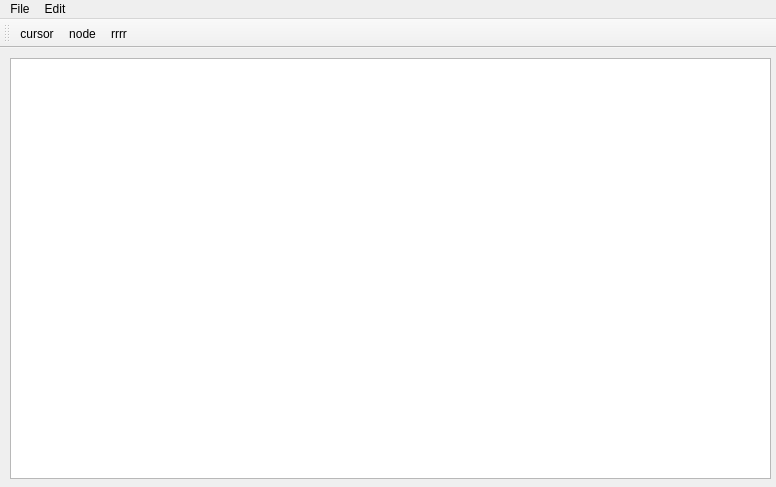
Before: the Qt Designer form mainwindow.ui in N1kla3/Grap, drawn with Qt 5.
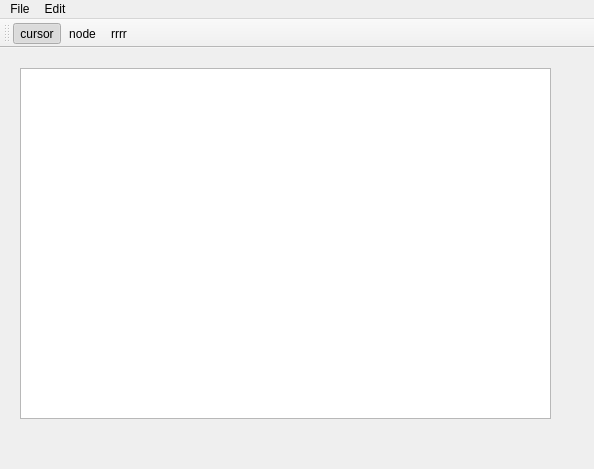
After: the same form once the commit is applied. Icons and pictures are not drawn.

Patch:
```diff
--- a/mainwindow.ui
+++ b/mainwindow.ui
@@ -6,8 +6,8 @@
    <rect>
     <x>0</x>
     <y>0</y>
-    <width>776</width>
-    <height>487</height>
+    <width>594</width>
+    <height>469</height>
    </rect>
   </property>
   <property name="windowTitle">
@@ -20,12 +20,24 @@
    <widget class="QGraphicsView" name="graphicsView">
     <property name="geometry">
      <rect>
-      <x>10</x>
-      <y>10</y>
-      <width>761</width>
-      <height>421</height>
+      <x>20</x>
+      <y>20</y>
+      <width>531</width>
+      <height>351</height>
      </rect>
     </property>
+    <property name="sizePolicy">
+     <sizepolicy hsizetype="Preferred" vsizetype="Preferred">
+      <horstretch>0</horstretch>
+      <verstretch>0</verstretch>
+     </sizepolicy>
+    </property>
+    <property name="verticalScrollBarPolicy">
+     <enum>Qt::ScrollBarAlwaysOff</enum>
+    </property>
+    <property name="horizontalScrollBarPolicy">
+     <enum>Qt::ScrollBarAlwaysOff</enum>
+    </property>
     <property name="sizeAdjustPolicy">
      <enum>QAbstractScrollArea::AdjustToContents</enum>
     </property>
@@ -42,17 +54,10 @@
     <rect>
      <x>0</x>
      <y>0</y>
-     <width>776</width>
+     <width>594</width>
      <height>22</height>
     </rect>
    </property>
-   <widget class="QMenu" name="menuFile">
-    <property name="title">
-     <string>File</string>
-    </property>
-    <addaction name="actionOpen"/>
-    <addaction name="actionSave"/>
-   </widget>
    <widget class="QMenu" name="menuEdit">
     <property name="title">
      <string>Edit</string>
@@ -73,6 +78,13 @@
     </widget>
     <addaction name="menuAdd"/>
    </widget>
+   <widget class="QMenu" name="menuFile">
+    <property name="title">
+     <string>File</string>
+    </property>
+    <addaction name="actionOpen"/>
+    <addaction name="actionSave"/>
+   </widget>
    <addaction name="menuFile"/>
    <addaction name="menuEdit"/>
   </widget>
@@ -101,6 +113,12 @@
    </property>
   </action>
   <action name="actionCursor">
+   <property name="checkable">
+    <bool>true</bool>
+   </property>
+   <property name="checked">
+    <bool>true</bool>
+   </property>
    <property name="icon">
     <iconset resource="resource.qrc">
      <normaloff>:/Pictures/graph/cursor.png</normaloff>
```
Left out of the diff: 6 changed lines with no effect on the pictures.
